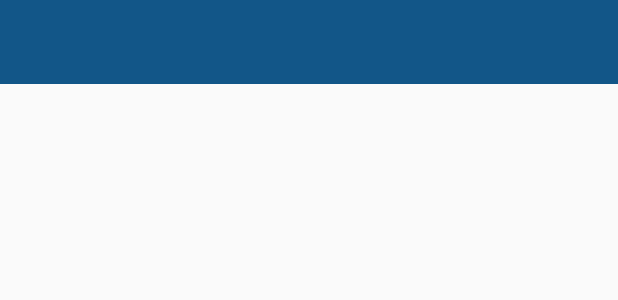
After one commit to mikel240/MedicamentosApp, an Android app: the layout activity_frecuencia.xml on its own in the app's theme, with its tools: preview values and no code run, on a phone screen of 412 x 824 dp. The commit adds this screen. Shown: the top 300 px of the screen. Run offline under Robolectric (Android 15) with nearby library versions, the light colour scheme and no system bars.

Commit message:
Form Frecuencia

```diff
--- a/app/src/main/AndroidManifest.xml
+++ b/app/src/main/AndroidManifest.xml
@@ -22,7 +22,8 @@
         <activity android:name=".AddFormActivity" />
         <activity android:name=".fragments.Image1SliderFragment" />
         <activity android:name=".fragments.Image2SliderFragment" />
-        <activity android:name=".fragments.Image3SliderFragment"></activity>
+        <activity android:name=".fragments.Image3SliderFragment" />
+        <activity android:name=".FrecuenciaActivity"></activity>
     </application>
 
 </manifest>
--- a/app/src/main/java/com/example/atmosfera/medicamentosapp/AddFormActivity.java
+++ b/app/src/main/java/com/example/atmosfera/medicamentosapp/AddFormActivity.java
@@ -6,6 +6,7 @@ import android.support.v7.app.AppCompatActivity;
 import android.os.Bundle;
 import android.support.v7.widget.Toolbar;
 import android.view.MenuItem;
+import android.view.View;
 import android.widget.ArrayAdapter;
 import android.widget.Spinner;
 
@@ -72,4 +73,9 @@ public class AddFormActivity extends AppCompatActivity {
         spinner.setAdapter(adapter);
     }
 
+    public void openFrecuenciaActivity(View v){
+        Intent in = new Intent(this, FrecuenciaActivity.class);
+        startActivity(in);
+    }
+
 }
--- a/app/src/main/res/layout/activity_add_form.xml
+++ b/app/src/main/res/layout/activity_add_form.xml
@@ -110,7 +110,8 @@
             android:layout_alignParentBottom="true"
             android:layout_alignParentLeft="true"
             android:layout_alignParentStart="true"
-            android:layout_marginBottom="20px" />
+            android:layout_marginBottom="20px"
+            android:onClick="openFrecuenciaActivity"/>
 
 
     </RelativeLayout>
--- /dev/null
+++ b/app/src/main/res/layout/activity_frecuencia.xml
@@ -0,0 +1,19 @@
+<?xml version="1.0" encoding="utf-8"?>
+<RelativeLayout xmlns:android="http://schemas.android.com/apk/res/android"
+    xmlns:tools="http://schemas.android.com/tools"
+    android:layout_width="match_parent"
+    android:layout_height="match_parent"
+    xmlns:app="http://schemas.android.com/apk/res-auto"
+    tools:context="com.example.atmosfera.medicamentosapp.FrecuenciaActivity">
+
+    <android.support.v7.widget.Toolbar
+        android:id="@+id/toolbar"
+        android:layout_width="match_parent"
+        android:layout_height="wrap_content"
+        android:background="@color/colorPrimary"
+        app:layout_scrollFlags="scroll|enterAlways"
+        app:popupTheme="@style/ThemeOverlay.AppCompat.Light"
+        app:theme="@style/CustomToolbar"
+        app:titleTextColor="@color/colorAccent" />
+
+</RelativeLayout>
--- a/app/src/main/res/values/strings.xml
+++ b/app/src/main/res/values/strings.xml
@@ -28,7 +28,7 @@
     </string-array>
 
 
-
-
+    <!-- Frecuencia Form strings  -->
+    <string name="toolbar_title_frecuencia">Frecuencia</string>
 
 </resources>
```
Also changed, not shown: app/src/main/java/com/example/atmosfera/medicamentosapp/FrecuenciaActivity.java (added, +34 -0 lines).
